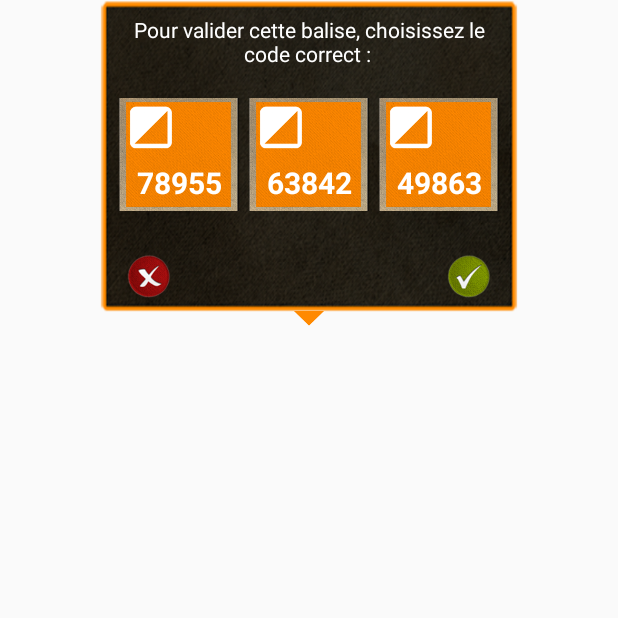
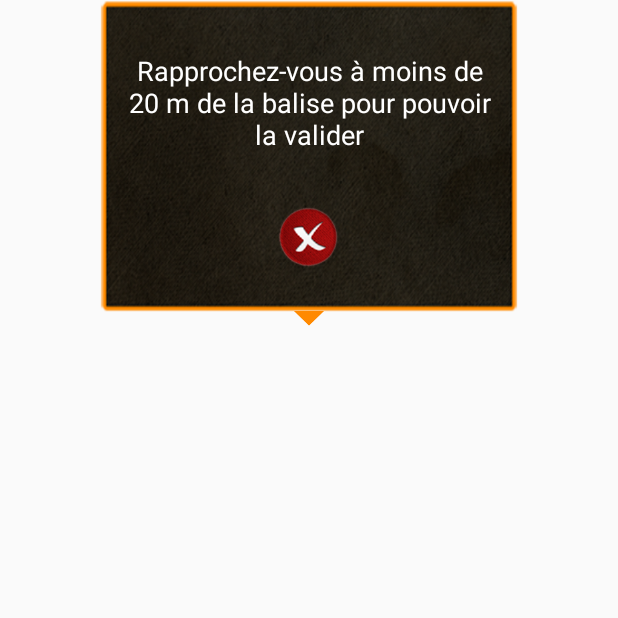
Before and after one commit to cesarlapuente/PAYOLLE_APP, an Android app: the FeedRouteBalisePopUp screen opened directly, with no data from a screen before it, on a phone screen of 412 x 824 dp, the top half of it. Run offline under Robolectric (Android 15) with nearby library versions, the phone set to English and light mode, and no system bars; libraries missing offline, so code that uses them is left out: com.mapbox.mapboxsdk; 4 statements that could not run were skipped.

Commit message:
- Change view distance of balises in DE

```diff
--- a/app/src/main/java/eu/randomobile/payolle/apppayolle/mod_feed/DecouverteRoutesListActivity.java
+++ b/app/src/main/java/eu/randomobile/payolle/apppayolle/mod_feed/DecouverteRoutesListActivity.java
@@ -245,6 +245,7 @@ public class DecouverteRoutesListActivity extends Activity {
 
             // Title
             holder.routeItemTitle.setText(item.getTitle());
+            //holder.routeItemTitle.setSelected(true); //Bug with auto scroll
 
             // Image
             if (item.getMainImage() != null) {
--- a/app/src/main/res/layout/activity_feed_route_balise_pop_up.xml
+++ b/app/src/main/res/layout/activity_feed_route_balise_pop_up.xml
@@ -21,7 +21,7 @@
             android:layout_width="match_parent"
             android:layout_height="wrap_content"
             android:orientation="vertical"
-            android:visibility="gone"
+            android:visibility="visible"
             android:id="@+id/balise_distance_nok"
             android:layout_gravity="center">
             <TextView
@@ -48,7 +48,7 @@
             android:layout_width="match_parent"
             android:layout_height="match_parent"
             android:orientation="vertical"
-            android:visibility="visible"
+            android:visibility="invisible"
             android:id="@+id/balise_distance_ok">
 
             <TextView
@@ -62,108 +62,120 @@
             <LinearLayout
                 android:layout_width="280dp"
                 android:layout_height="95dp"
+                android:layout_gravity="center"
                 android:orientation="horizontal"
-                android:layout_gravity="center"
                 android:padding="10dp"
                 android:weightSum="3">
+
                 <FrameLayout
+                    android:id="@+id/check1"
                     android:layout_width="0dp"
                     android:layout_height="wrap_content"
                     android:layout_weight="1"
-                    android:clickable="true"
-                    android:id="@+id/check1">
+                    android:clickable="true">
+
                     <ImageView
                         android:layout_width="85dp"
                         android:layout_height="85dp"
-                        android:src="@drawable/marco_foto"
-                        android:adjustViewBounds="true"
-                        android:scaleType="fitXY"
-                        android:layout_gravity="center"/>
-                    <ImageView
-                        android:layout_width="70dp"
-                        android:layout_height="70dp"
-                        android:src="@drawable/fondo_generic_codigo"
                         android:layout_gravity="center"
                         android:adjustViewBounds="true"
                         android:scaleType="fitXY"
-                        android:id="@+id/validation_code1"/>
+                        android:src="@drawable/marco_foto" />
+
+                    <ImageView
+                        android:id="@+id/validation_code1"
+                        android:layout_width="70dp"
+                        android:layout_height="70dp"
+                        android:layout_gravity="center"
+                        android:adjustViewBounds="true"
+                        android:scaleType="fitXY"
+                        android:src="@drawable/fondo_generic_codigo" />
+
                     <TextView
+                        android:id="@+id/code1"
                         android:layout_width="match_parent"
                         android:layout_height="wrap_content"
-                        android:gravity="center"
                         android:layout_gravity="bottom"
                         android:layout_marginBottom="5dp"
-                        android:textSize="20sp"
+                        android:gravity="center"
                         android:text="78955"
                         android:textColor="#FFFFFF"
-                        android:textStyle="bold"
-                        android:id="@+id/code1"/>
+                        android:textSize="20sp"
+                        android:textStyle="bold" />
                 </FrameLayout>
+
                 <FrameLayout
+                    android:id="@+id/check2"
                     android:layout_width="0dp"
                     android:layout_height="wrap_content"
                     android:layout_weight="1"
-                    android:clickable="true"
-                    android:id="@+id/check2">
+                    android:clickable="true">
+
                     <ImageView
                         android:layout_width="85dp"
                         android:layout_height="85dp"
-                        android:src="@drawable/marco_foto"
-                        android:adjustViewBounds="true"
-                        android:scaleType="fitXY"
-                        android:layout_gravity="center"/>
-                    <ImageView
-                        android:layout_width="70dp"
-                        android:layout_height="70dp"
-                        android:src="@drawable/fondo_generic_codigo"
                         android:layout_gravity="center"
                         android:adjustViewBounds="true"
                         android:scaleType="fitXY"
-                        android:id="@+id/validation_code2"/>
+                        android:src="@drawable/marco_foto" />
+
+                    <ImageView
+                        android:id="@+id/validation_code2"
+                        android:layout_width="70dp"
+                        android:layout_height="70dp"
+                        android:layout_gravity="center"
+                        android:adjustViewBounds="true"
+                        android:scaleType="fitXY"
+                        android:src="@drawable/fondo_generic_codigo" />
+
                     <TextView
+                        android:id="@+id/code2"
                         android:layout_width="match_parent"
                         android:layout_height="wrap_content"
-                        android:gravity="center"
                         android:layout_gravity="bottom"
                         android:layout_marginBottom="5dp"
-                        android:textSize="20sp"
+                        android:gravity="center"
                         android:text="63842"
                         android:textColor="#FFFFFF"
-                        android:textStyle="bold"
-                        android:id="@+id/code2"/>
+                        android:textSize="20sp"
+                        android:textStyle="bold" />
                 </FrameLayout>
+
                 <FrameLayout
+                    android:id="@+id/check3"
                     android:layout_width="0dp"
                     android:layout_height="wrap_content"
                     android:layout_weight="1"
-                    android:clickable="true"
-                    android:id="@+id/check3">
+                    android:clickable="true">
+
                     <ImageView
                         android:layout_width="85dp"
                         android:layout_height="85dp"
-                        android:src="@drawable/marco_foto"
-                        android:adjustViewBounds="true"
-                        android:scaleType="fitXY"
-                        android:layout_gravity="center"/>
-                    <ImageView
-                        android:layout_width="70dp"
-                        android:layout_height="70dp"
-                        android:src="@drawable/fondo_generic_codigo"
                         android:layout_gravity="center"
                         android:adjustViewBounds="true"
                         android:scaleType="fitXY"
-                        android:id="@+id/validation_code3"/>
+                        android:src="@drawable/marco_foto" />
+
+                    <ImageView
+                        android:id="@+id/validation_code3"
+                        android:layout_width="70dp"
+                        android:layout_height="70dp"
+                        android:layout_gravity="center"
+                        android:adjustViewBounds="true"
+                        android:scaleType="fitXY"
+                        android:src="@drawable/fondo_generic_codigo" />
+
                     <TextView
+                        android:id="@+id/code3"
                         android:layout_width="match_parent"
                         android:layout_height="wrap_content"
-                        android:gravity="center"
                         android:layout_gravity="bottom"
                         android:layout_marginBottom="5dp"
-                        android:textSize="20sp"
+                        android:gravity="center"
                         android:text="49863"
                         android:textColor="#FFFFFF"
-                        android:textStyle="bold"
-                        android:id="@+id/code3"/>
+                        android:textSize="20sp"
+                        android:textStyle="bold" />
                 </FrameLayout>
             </LinearLayout>
 
```
Also changed, not shown: app/src/main/java/eu/randomobile/payolle/apppayolle/mod_feed/FeedRouteDetailsDecouverte.java (+43 -3 lines), app/src/main/res/layout/activity_feed_route_decouverte_popup.xml (+62 -35 lines), app/src/main/res/layout/feed_activity_routes_list_decouverte.xml (+68 -66 lines), app/src/main/res/layout/feed_activity_routes_list_firstitem.xml (+52 -21 lines), app/src/main/res/layout/feed_activity_routes_list_item.xml (+17 -0 lines).
